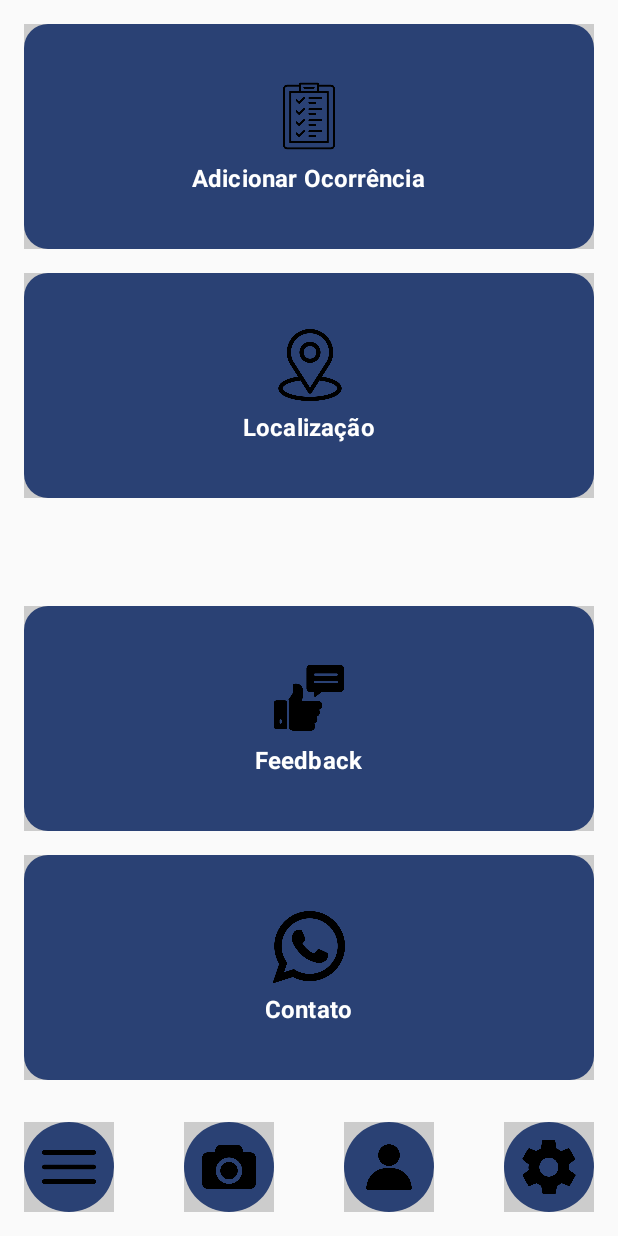
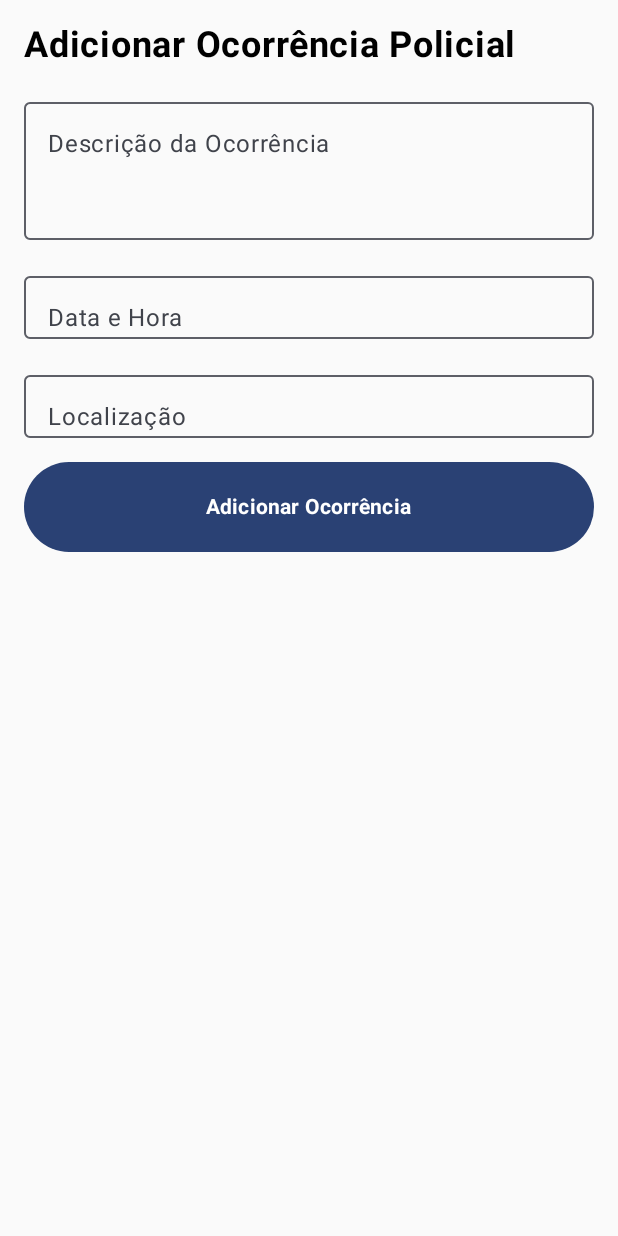
Before and after one commit to beatrizmgomes/BlitzProject, an Android app built with Jetpack Compose: the MainActivity screen opened directly, with no data from a screen before it, after a tap on "Adicionar Ocorrência", on a phone screen of 412 x 824 dp. Run offline under Robolectric (Android 15) with nearby library versions, the phone set to English and light mode, and no system bars.

Commit message:
Adição tela formulário de ocorrência.

```diff
--- a/app/build.gradle.kts
+++ b/app/build.gradle.kts
@@ -67,6 +67,9 @@ dependencies {
     implementation(platform("androidx.compose:compose-bom:2023.03.00"))
     implementation(platform("androidx.compose:compose-bom:2023.03.00"))
     implementation(platform("androidx.compose:compose-bom:2023.03.00"))
+    implementation(platform("androidx.compose:compose-bom:2023.03.00"))
+    implementation(platform("androidx.compose:compose-bom:2023.03.00"))
+    implementation("androidx.preference:preference-ktx:1.2.1")
     testImplementation("junit:junit:4.13.2")
     androidTestImplementation("androidx.test.ext:junit:1.1.5")
     androidTestImplementation("androidx.test.espresso:espresso-core:3.5.1")
@@ -80,6 +83,8 @@ dependencies {
     androidTestImplementation(platform("androidx.compose:compose-bom:2023.03.00"))
     androidTestImplementation(platform("androidx.compose:compose-bom:2023.03.00"))
     androidTestImplementation(platform("androidx.compose:compose-bom:2023.03.00"))
+    androidTestImplementation(platform("androidx.compose:compose-bom:2023.03.00"))
+    androidTestImplementation(platform("androidx.compose:compose-bom:2023.03.00"))
     debugImplementation("androidx.compose.ui:ui-tooling")
     debugImplementation("androidx.compose.ui:ui-test-manifest")
     implementation ("androidx.navigation:navigation-compose:2.6.0")
--- a/app/src/main/java/br/com/fiap/blitzproject/MainActivity.kt
+++ b/app/src/main/java/br/com/fiap/blitzproject/MainActivity.kt
@@ -1,11 +1,9 @@
 package br.com.fiap.blitzproject
 
+import OcorrenciaPolicialForm
 import android.os.Bundle
 import androidx.activity.ComponentActivity
 import androidx.activity.compose.setContent
-import androidx.compose.runtime.Composable
-import androidx.navigation.NavController
-import androidx.navigation.NavGraph
 import androidx.navigation.NavHostController
 import androidx.navigation.compose.NavHost
 import androidx.navigation.compose.composable
@@ -24,6 +22,7 @@ class MainActivity : ComponentActivity() {
                     composable(route = "telaInicial") { TelaInicial(navController) }
                     composable(route = "telaMenu") { TelaMenuComposable(navController) }
                     composable(route = "telaPerfil"){ TelaPerfilComposable(navController)}
+                    composable(route = "telaOcorrencia") { OcorrenciaPolicialForm(navController)}
                 }
             }
         }
--- a/app/src/main/java/br/com/fiap/blitzproject/TelaInicial.kt
+++ b/app/src/main/java/br/com/fiap/blitzproject/TelaInicial.kt
@@ -81,7 +81,7 @@ fun TelaInicial(
             verticalArrangement = Arrangement.spacedBy(16.dp)
         ) {
             BotaoGrande(
-                onClick = { /* Ação para Adicionar Ocorrência */ },
+                onClick = { navController.navigate("telaOcorrencia")  },
                 texto = "Adicionar Ocorrência",
                 iconeResId = R.drawable.bmi_lista
             )
--- /dev/null
+++ b/app/src/main/java/br/com/fiap/blitzproject/TelaOcorrencia.kt
@@ -0,0 +1,91 @@
+import android.os.Bundle
+import androidx.activity.ComponentActivity
+import androidx.activity.compose.setContent
+import androidx.compose.foundation.layout.*
+import androidx.compose.material3.*
+import androidx.compose.runtime.*
+import androidx.compose.ui.Modifier
+import androidx.compose.ui.graphics.Color
+import androidx.compose.ui.text.font.FontWeight
+import androidx.compose.ui.tooling.preview.Preview
+import androidx.compose.ui.unit.dp
+import androidx.compose.ui.unit.sp
+import androidx.navigation.NavHostController
+import androidx.navigation.compose.rememberNavController
+
+class MainActivity : ComponentActivity() {
+    override fun onCreate(savedInstanceState: Bundle?) {
+        super.onCreate(savedInstanceState)
+        setContent {
+            OcorrenciaPolicialForm(navController = rememberNavController())
+        }
+    }
+}
+
+@OptIn(ExperimentalMaterial3Api::class)
+@Composable
+fun OcorrenciaPolicialForm(navController: NavHostController) {
+    var descricao by remember { mutableStateOf("") }
+    var dataHora by remember { mutableStateOf("") }
+    var localizacao by remember { mutableStateOf("") }
+
+    Column(
+        modifier = Modifier
+            .fillMaxSize()
+            .padding(16.dp),
+        verticalArrangement = Arrangement.spacedBy(16.dp)
+    ) {
+        // Título do formulário
+        Text(
+            text = "Adicionar Ocorrência Policial",
+            fontSize = 24.sp,
+            fontWeight = FontWeight.Bold,
+            color = Color.Black
+        )
+
+        // Campo de descrição da ocorrência
+        OutlinedTextField(
+            value = descricao,
+            onValueChange = { descricao = it },
+            label = { Text(text = "Descrição da Ocorrência") },
+            modifier = Modifier
+                .fillMaxWidth()
+                .height(100.dp)
+        )
+
+        // Campo de data e hora
+        OutlinedTextField(
+            value = dataHora,
+            onValueChange = { dataHora = it },
+            label = { Text(text = "Data e Hora") },
+            modifier = Modifier
+                .fillMaxWidth()
+                .height(50.dp)
+        )
+
+        // Campo de localização
+        OutlinedTextField(
+            value = localizacao,
+            onValueChange = { localizacao = it },
+            label = { Text(text = "Localização") },
+            modifier = Modifier
+                .fillMaxWidth()
+                .height(50.dp)
+        )
+
+        // Botão para adicionar a ocorrência
+        Button(
+            onClick = {
+                // Aqui você pode adicionar a lógica para processar a ocorrência
+            },
+            modifier = Modifier
+                .fillMaxWidth()
+                .height(60.dp)
+        ) {
+            Text(
+                text = "Adicionar Ocorrência",
+                fontWeight = FontWeight.Bold
+            )
+        }
+    }
+}
--- a/app/src/main/res/values/strings.xml
+++ b/app/src/main/res/values/strings.xml
@@ -8,4 +8,6 @@
     <string name="title_activity_main">MainActivity</string>
     <string name="title_activity_tela_perfil">TelaPerfil</string>
     <string name="title_activity_tela_formulario">TelaFormulario</string>
+    <string name="title_activity_tela_ocorrencia">TelaOcorrencia</string>
+    <string name="title_activity_shared_preferences_manager">SharedPreferencesManager</string>
 </resources>
```
Also changed, not shown: app/src/main/AndroidManifest.xml (+10 -0 lines), app/src/main/java/br/com/fiap/blitzproject/TelaFormulario.kt (deleted, +0 -46 lines).
